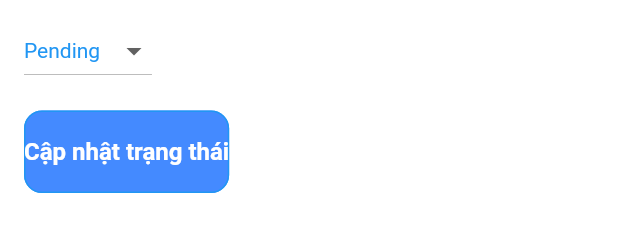
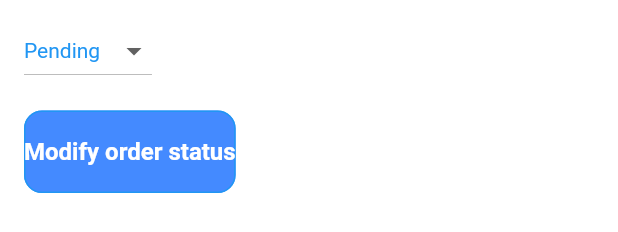
Before and after one commit to SFAri/flutterApp, a Flutter app: the OrderDetailScreen widget shown alone on an empty page, opened directly with empty values, on a phone screen of 412 x 824 dp. Shown: the part 404-636 px from the top of the screen. Run offline on Flutter 3.47's test engine with Material 3 defaults, Android fonts, the phone set to English and light mode, and no system bars; our stand-ins replace carousel_slider, dotted_border, fl_chart, flutter_rating_bar, font_awesome_flutter, get and 7 more; missing offline and left inert: cloudinary_flutter, cloudinary_url_gen; accounts and stored records are empty; network calls fail; Roboto replaces fonts that are missing (Poppins).

Commit message:
update admin: order management and order details

```diff
--- a/FE/ecommerce/lib/features/admin/screens/orderManagement/orderDetail/order_details.dart
+++ b/FE/ecommerce/lib/features/admin/screens/orderManagement/orderDetail/order_details.dart
@@ -170,7 +170,7 @@ class _OrderDetailScreenState extends State<OrderDetailScreen> {
                   ElevatedButton(
                     onPressed: _confirmUpdateStatus,
                     style: ElevatedButton.styleFrom(backgroundColor: Colors.blueAccent),
-                    child: const Text('Cập nhật trạng thái'),
+                    child: const Text('Modify order status'),
                   ),
                 ],
               ),
--- a/FE/ecommerce/lib/features/admin/screens/orderManagement/order_management.dart
+++ b/FE/ecommerce/lib/features/admin/screens/orderManagement/order_management.dart
@@ -155,10 +155,6 @@ class _OrderManagementScreenState extends State<OrderManagementScreen> {
                               streamController.add(OrderDetailScreen(order: order));
                             },
                           ),
-                          IconButton(
-                            icon: const Icon(Icons.delete, color: Colors.white70),
-                            onPressed: () {},
-                          ),
                         ],
                       )),
                     ]);
```
